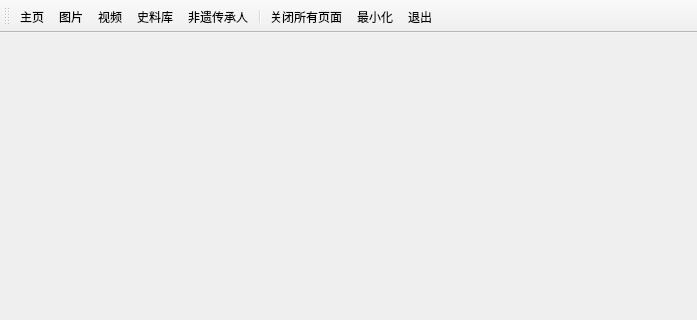
First picture: the form in UI/UI_MainWindow.ui, repository mortersen/ZGR, before the edit; both pictures show x 0 to 697 and y 0 to 320 of the 697 by 562 pixel window.
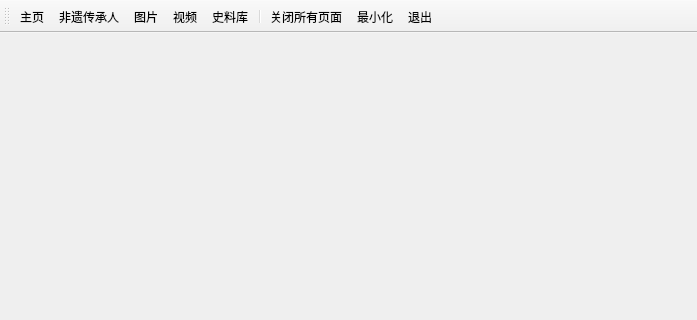
Second picture: the form after the edit. Icons and pictures are not drawn.

Patch:
```diff
--- a/UI/UI_MainWindow.ui
+++ b/UI/UI_MainWindow.ui
@@ -43,10 +43,10 @@
     <bool>false</bool>
    </attribute>
    <addaction name="action_home"/>
+   <addaction name="action_man"/>
    <addaction name="action_picture"/>
    <addaction name="action_video"/>
    <addaction name="action_history"/>
-   <addaction name="action_man"/>
    <addaction name="separator"/>
    <addaction name="action_close"/>
    <addaction name="action_mini"/>
```
